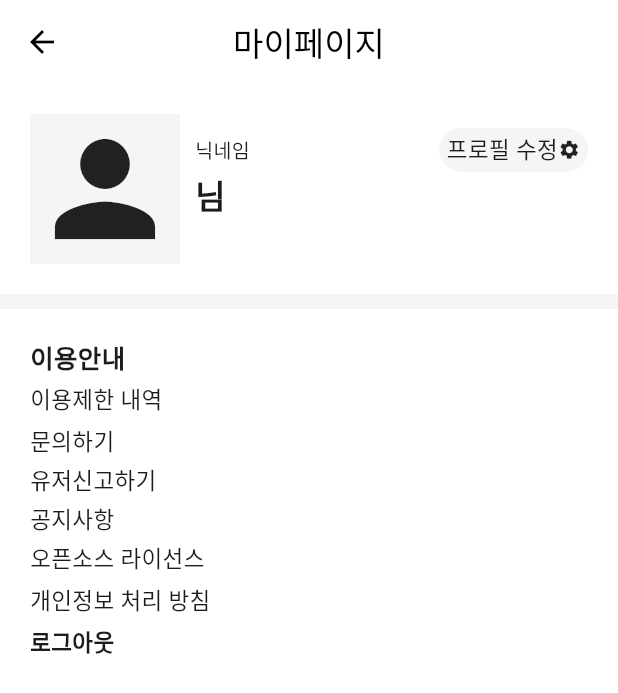
After one commit to Darnram/flutter, a Flutter app: the MyPage screen opened directly, on a phone screen of 412 x 824 dp. The commit adds this screen. Shown: the top 693 px of the screen. Run offline on Flutter 3.47's test engine with Material 3 defaults, Android fonts, the light colour scheme and no system bars; our stand-ins replace flutter_dotenv, flutter_screenutil, font_awesome_flutter, get, image_picker and 2 more; missing offline and left inert: dart:ffi, flutter_naver_login, flutter_web_auth, kakao_flutter_sdk; accounts and stored records are empty; network calls fail.

Commit message:
mypage ui

```diff
--- a/lib/screen/home/widgets/bottomNavigator.dart
+++ b/lib/screen/home/widgets/bottomNavigator.dart
@@ -1,3 +1,4 @@
+import 'package:daram/screen/myPage/myPage.dart';
 import 'package:flutter/material.dart';
 
 import '../../../constants/Colors.dart';
@@ -50,7 +51,9 @@ class BottomNavigator extends StatelessWidget {
                   child: Image.asset(IMAGES.homeAdd,color: Colors.white,),),
               ),
               Image.asset(IMAGES.homeScore,color: COLORS.bottomNavigatorImage,),
-              Image.asset(IMAGES.homeMore,color: COLORS.bottomNavigatorImage,)
+              GestureDetector(onTap: (){
+Navigator.of(context).push(MaterialPageRoute(builder: (context) => MyPage()));
+              }, child: Image.asset(IMAGES.homeMore,color: COLORS.bottomNavigatorImage,))
             ],
           )),
     );
--- /dev/null
+++ b/lib/screen/myPage/myPage.dart
@@ -0,0 +1,111 @@
+import 'package:daram/constants/Gaps.dart';
+import 'package:daram/controller/user.dart';
+import 'package:flutter/material.dart';
+import 'package:get/get.dart';
+
+import '../../constants/sizes.dart';
+
+class MyPage extends StatelessWidget {
+  const MyPage({super.key});
+
+  @override
+  Widget build(BuildContext context) {
+    final UserController userController = Get.find<UserController>();
+    return SafeArea(
+        child: Scaffold(
+      appBar: AppBar(
+        title: Text('마이페이지'),
+        centerTitle: true,
+      ),
+      body: Column(
+        crossAxisAlignment: CrossAxisAlignment.start,
+        children: [
+          Gaps.v20,
+          Padding(
+            padding: const EdgeInsets.symmetric(horizontal: 20),
+            child: Row(
+
+              children: [
+                Container(
+                  color: Colors.grey.shade100,
+                  child: Icon(
+                    Icons.person,
+                    size: 100,
+                  ),
+                ),
+                Gaps.h10,
+                Expanded(
+                  child: Column(
+                    crossAxisAlignment: CrossAxisAlignment.start,
+                    children: [
+                      Row(
+
+                        mainAxisAlignment: MainAxisAlignment.spaceBetween,
+                        children: [
+                          Text('닉네임',style: TextStyle(fontSize: 13),),
+                          Row(
+                            children: [
+                              GestureDetector(
+                                onTap: () {},
+                                child: Container(
+                                  padding: EdgeInsets.symmetric(horizontal: 5,vertical: 3),
+                                  decoration: BoxDecoration(
+                                    color: Colors.grey.shade100,
+                                    borderRadius: BorderRadius.circular(30),
+                                  ),
+                                  child: Row(
+                                    children: [
+                                      Text('프로필 수정',style: TextStyle(fontSize: 15),),
+                                      Icon(Icons.settings,size: 15,),
+                                    ],
+                                  ),
+                                ),
+                              ),
+                            ],
+                          ),
+                        ],
+                      ),
+                      Text('${userController.nickname.value}님',style: TextStyle(fontSize: 22,fontWeight: FontWeight.bold),),
+                      Text(userController.email.value,style: TextStyle(fontSize: 15),)
+                    ],
+                  ),
+                )
+              ],
+            ),
+          ),
+          Gaps.v20,
+          Container(
+            height: 10,
+            width: MediaQuery.of(context).size.width,
+            color: Colors.grey.shade100,
+          ),
+Gaps.v20,
+          Padding(
+            padding: const EdgeInsets.symmetric(horizontal: 20),
+            child: Column(
+              crossAxisAlignment: CrossAxisAlignment.start,
+              children: [
+                Text('이용안내',style: TextStyle(fontSize: 17,fontWeight: FontWeight.bold),),
+                Gaps.v5,
+                Text('이용제한 내역',style: TextStyle(fontSize: 15),),
+                Gaps.v5,
+                Text('문의하기',style: TextStyle(fontSize: 15),),
+                Gaps.v5,
+                Text('유저신고하기',style: TextStyle(fontSize: 15),),
+                Gaps.v5,
+                Text('공지사항',style: TextStyle(fontSize: 15),),
+                Gaps.v5,
+                Text('오픈소스 라이선스',style: TextStyle(fontSize: 15),),
+                Gaps.v5,
+                Text('개인정보 처리 방침',style: TextStyle(fontSize: 15),),
+                Gaps.v5,
+                GestureDetector(onTap: (){}, child: Text('로그아웃',style: TextStyle(fontSize: 15, fontWeight: FontWeight.bold),)),
+                Gaps.v5,
+              ],
+            ),
+          )
+        ],
+      ),
+    ));
+  }
+}
```
